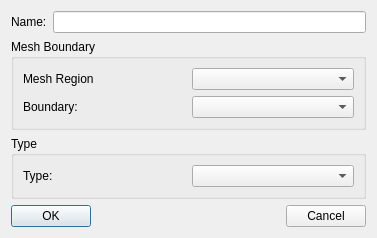
Qt form GUIDialog/GUICalculateDialog/BoundaryCreateDialog.ui (eeaapp6/AppFlow-Agent) before a commit.
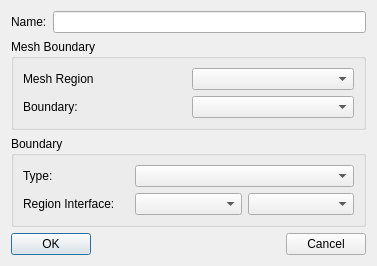
The same form after that commit.

Commit message: 边界创建界面关联边界数据层修改

What changed in the file:
```diff
--- a/GUIDialog/GUICalculateDialog/BoundaryCreateDialog.ui
+++ b/GUIDialog/GUICalculateDialog/BoundaryCreateDialog.ui
@@ -7,7 +7,7 @@
     <x>0</x>
     <y>0</y>
     <width>377</width>
-    <height>219</height>
+    <height>237</height>
    </rect>
   </property>
   <property name="windowTitle">
@@ -56,7 +56,7 @@
    <item row="2" column="0" colspan="2">
     <widget class="QGroupBox" name="groupBox_2">
      <property name="title">
-      <string>Type</string>
+      <string>Boundary</string>
      </property>
      <layout class="QGridLayout" name="gridLayout_3">
       <item row="0" column="0">
@@ -66,9 +66,22 @@
         </property>
        </widget>
       </item>
-      <item row="0" column="1">
+      <item row="0" column="1" colspan="2">
        <widget class="QComboBox" name="comboBox_Type"/>
       </item>
+      <item row="1" column="0">
+       <widget class="QLabel" name="label_5">
+        <property name="text">
+         <string>Region Interface:</string>
+        </property>
+       </widget>
+      </item>
+      <item row="1" column="1">
+       <widget class="QComboBox" name="comboBox_InterMeshRegion"/>
+      </item>
+      <item row="1" column="2">
+       <widget class="QComboBox" name="comboBox_InterBoundary"/>
+      </item>
      </layout>
     </widget>
    </item>
```
The commit also changes 2 other files.
